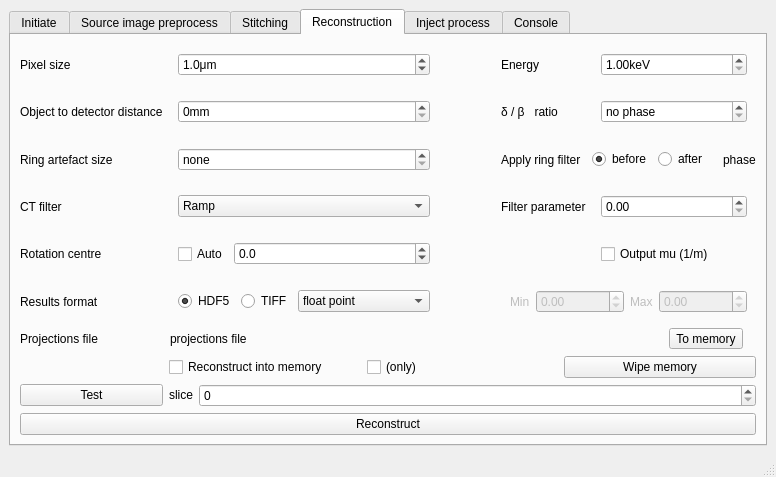
First picture: the form in share/imblproc/imbl-ui.ui, repository AustralianSynchrotron/imblproc, before the edit.
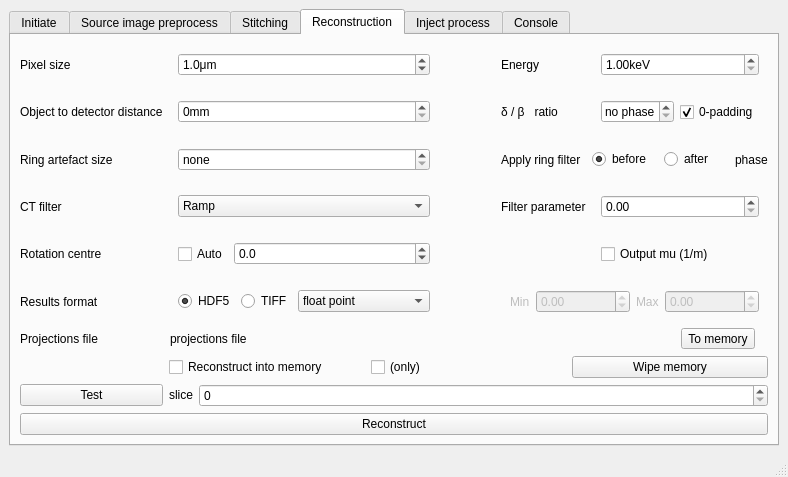
Second picture: the form after the edit. The open tabs and pages were chosen to show the change. Icons and pictures are not drawn.

What changed in the file:
```diff
--- a/share/imblproc/imbl-ui.ui
+++ b/share/imblproc/imbl-ui.ui
@@ -1689,6 +1689,8 @@
             <widget class="QWidget" name="widget" native="true">
              <layout class="QHBoxLayout" name="horizontalLayout_29">
               <item>
+               <layout class="QHBoxLayout" name="horizontalLayout">
+                <item>
                <widget class="QDoubleSpinBox" name="d2b">
                 <property name="toolTip">
                  <string>Ratio of imaginary (refraction) to real (absorption) components of complex refraction index. In phase retrieval this value is assuemed to be same for the whole sample. Without phase it makes no difference.</string>
@@ -1707,6 +1709,30 @@
                 </property>
                </widget>
               </item>
+                <item>
+                 <widget class="QCheckBox" name="zeroPadding">
+                  <property name="sizePolicy">
+                   <sizepolicy hsizetype="Fixed" vsizetype="Fixed">
+                    <horstretch>0</horstretch>
+                    <verstretch>0</verstretch>
+                   </sizepolicy>
+                  </property>
+                  <property name="toolTip">
+                   <string>Uses zero-padding instead of reflection-padding in FFT operations of the phase retreival. Reflection padding eliminates FFT artefacts on the edges of the image. However, it can be slower because enforces the size of the FFT array, thus inhibiting some optimizations and GPU utilization.</string>
+                  </property>
+                  <property name="text">
+                   <string>0-padding</string>
+                  </property>
+                  <property name="checked">
+                   <bool>true</bool>
+                  </property>
+                  <property name="saveInConfig" stdset="0">
+                   <number>1</number>
+                  </property>
+                 </widget>
+                </item>
+               </layout>
+              </item>
              </layout>
             </widget>
            </item>
```
Left out of the diff: 43 changed lines with no effect on the pictures. Lines whose indentation alone changed are shown as unchanged.
